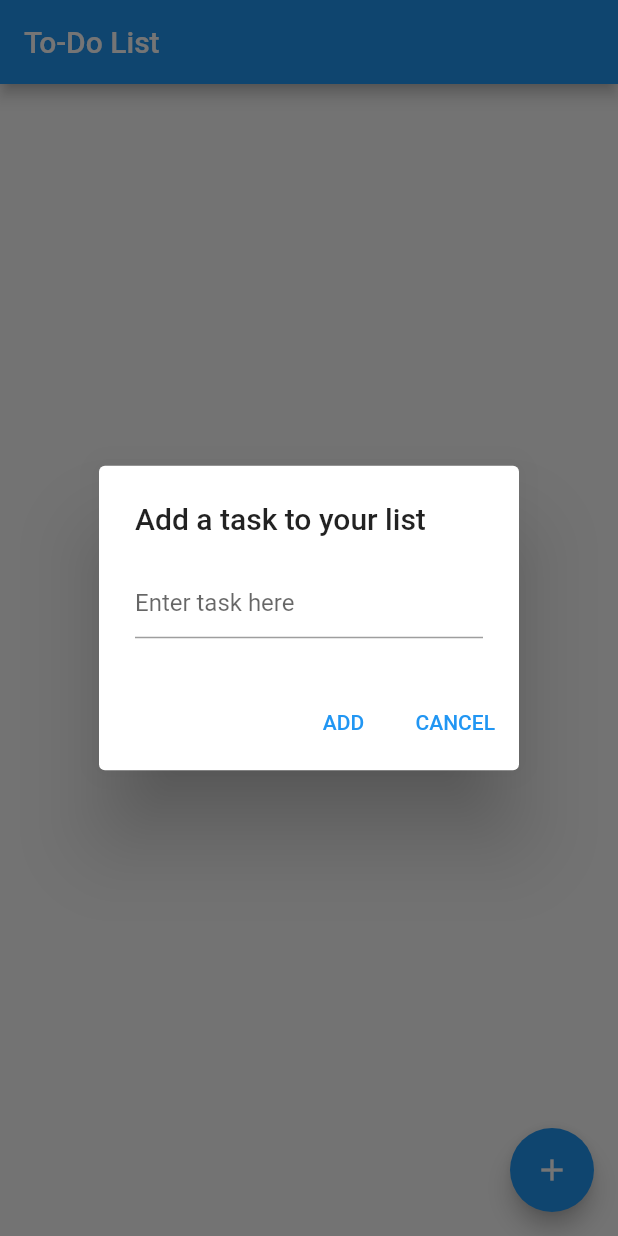
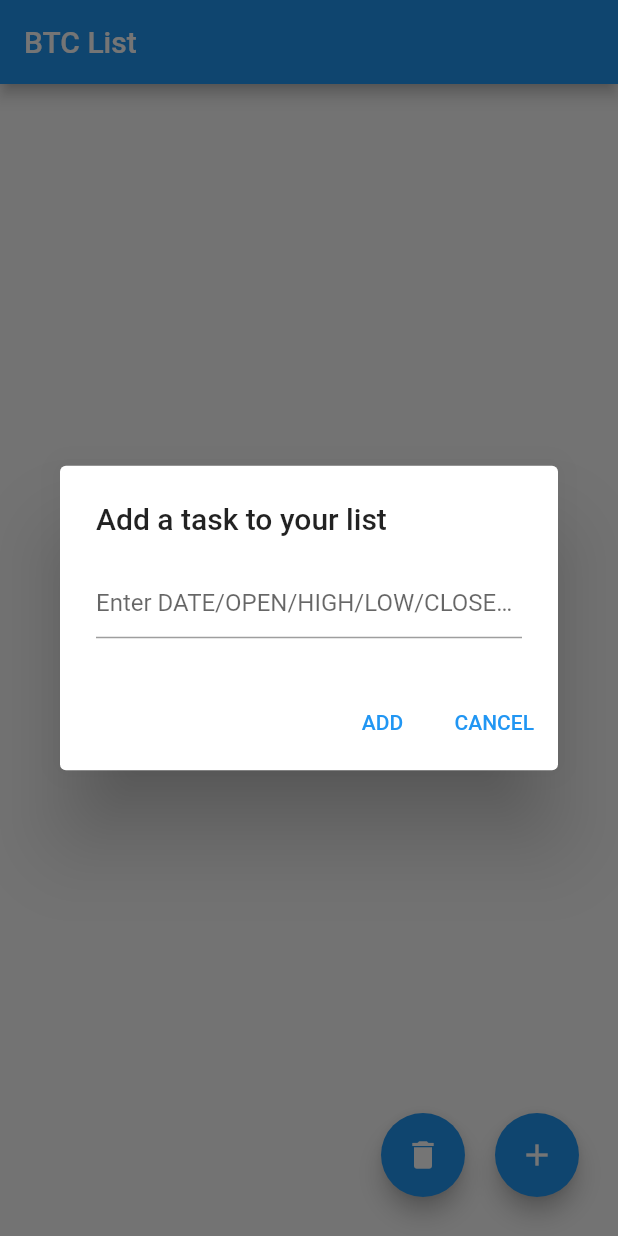
Before and after one commit to VictorDuartCalamot/victor-duart-btc, a Flutter app: the screen it shows after launch, after a tap on the "add" icon, on a phone screen of 412 x 824 dp. Run offline on Flutter 3.47's test engine with Material 2 defaults, Android fonts, the phone set to English and light mode, and no system bars; our stand-ins replace isar; missing offline and left inert: dart:ffi; accounts and stored records are empty; generated files the repository leaves out were written again.

Commit message:
2 botones

```diff
--- a/victor_duart_btc/lib/controller.dart
+++ b/victor_duart_btc/lib/controller.dart
@@ -1,3 +1,5 @@
+import 'dart:ffi';
+
 import 'package:flutter/material.dart';
 import 'package:isar/isar.dart';
 import 'model.dart';
@@ -27,9 +29,15 @@ class Controller{
 @collection
 class Tarea {
 
-  Tarea(this.titulo);
+  Tarea(this.dataOrdre,this.open,this.max,this.min,this.close,this.volume);
 
   Id id = Isar.autoIncrement;
-   final String? titulo;
+   final DateTime? dataOrdre;
+   final float? open;
+   final float? max;
+   final float? min;
+   final float? close;
+   final Int? volume;
+
 
 }
--- a/victor_duart_btc/lib/isar_service.dart
+++ b/victor_duart_btc/lib/isar_service.dart
@@ -1,6 +1,6 @@
 import 'package:flutter/cupertino.dart';
 import 'package:isar/isar.dart';
-import 'package:victor_duart_todo/model.dart';
+import 'package:victor_duart_btc/model.dart';
 import 'controller.dart';
 
 class IsarService {
--- a/victor_duart_btc/lib/main.dart
+++ b/victor_duart_btc/lib/main.dart
@@ -4,7 +4,7 @@ import '/isar_service.dart';
 import 'controller.dart';
 import 'package:isar/isar.dart';
 
-//Hola Carles la persistencia esta a medias jajaj
+//Hola Carles la persistencia esta presente
 // Se pinta al añadir pero al reiniciar no se pinta pero esta en la base de datos
 //puedes acceder a la base de datos desde el link que sale en la consola (Solo abre con chromium)
 
@@ -29,10 +29,7 @@ class BtcList extends StatefulWidget {
   final Controller elControlador = Controller();
   @override
   _BtcListState createState() => _BtcListState();
-
-
 }
-
 
 
 //Referencia al Controlador
@@ -60,20 +57,37 @@ class _BtcListState extends State<BtcList> {
           if (snapshot.hasData){}
           List<Widget> newlist = snapshot.data ?? [];
           return Scaffold(
-            appBar: AppBar(title: const Text('To-Do List')),
+            appBar: AppBar(title: const Text('BTC List')),
             body: ListView(children: _getListItems()),
-            floatingActionButton: FloatingActionButton(
-                onPressed: () => _displayDialog(context),
-                tooltip: 'Add Item',
-                child: Icon(Icons.add)),
+            floatingActionButton:  Wrap( //will break to another line on overflow
+                direction: Axis.horizontal, //use vertical to show  on vertical axis
+                children: <Widget>[
+            Container(
+            margin:EdgeInsets.all(10),
+              child: FloatingActionButton(
+                onPressed: () => '',
+                  //action code for button 1
+                  tooltip: 'Delete Btc',
+                child: Icon(Icons.delete),
+              )
+          ), //button first
+
+          Container(
+          margin:EdgeInsets.all(10),
+          child: FloatingActionButton(
+          onPressed: () => _displayDialog(context),
+          tooltip: 'Add Item',
+          child: Icon(Icons.add)),
+          )
+
+              ],
+            ),
           );
-
 
 
         },
     );
   }
-
   void _addTodoItem(String title) {
     // Wrapping it inside a set state will notify
     // the app that the state has changed
@@ -99,7 +113,7 @@ class _BtcListState extends State<BtcList> {
             title: const Text('Add a task to your list'),
             content: TextField(
               controller: _textFieldController,
-              decoration: const InputDecoration(hintText: 'Enter task here'),
+              decoration: const InputDecoration(hintText: 'Enter DATE/OPEN/HIGH/LOW/CLOSE/ADJ VOLUME/VOLUME'),
             ),
             actions: <Widget>[
               // add button
@@ -107,7 +121,7 @@ class _BtcListState extends State<BtcList> {
                 child: const Text('ADD'),
                 onPressed: () {
                   Navigator.of(context).pop();
-                  widget.isarService.createTask(Tarea(_textFieldController.text));
+                  widget.isarService.createTask(Tarea());
                   _addTodoItem(_textFieldController.text);
                 },
               ),
@@ -133,7 +147,7 @@ class _BtcListState extends State<BtcList> {
     //widget.elControlador.getTasks()
       {
         for (Tarea tarea in listaTareas) {
-        _todoWidgets.add(_buildTodoItem(tarea.titulo!));
+        _todoWidgets.add(_buildTodoItem(tarea.dataOrdre,tarea.open,tarea.max,tarea.min,tarea.close,tarea.volume));
       }
     }
     return _todoWidgets;
--- a/victor_duart_btc/lib/model.dart
+++ b/victor_duart_btc/lib/model.dart
@@ -16,7 +16,11 @@ class Model {
   //Constructor Real
   Model._internal();
 
-  final List<String> _todoList = <String>[];
+  final List<String> _todoList = <String>[
+
+  ];
+
+
 
   void addTask(String task) {
     _todoList.add(task);
--- a/victor_duart_btc/pubspec.yaml
+++ b/victor_duart_btc/pubspec.yaml
@@ -1,4 +1,4 @@
-name: victor_duart_todo
+name: victor_duart_btc
 description: A new Flutter project.
 
 # The following line prevents the package from being accidentally published to
```
Also changed, not shown: 1 other file.
